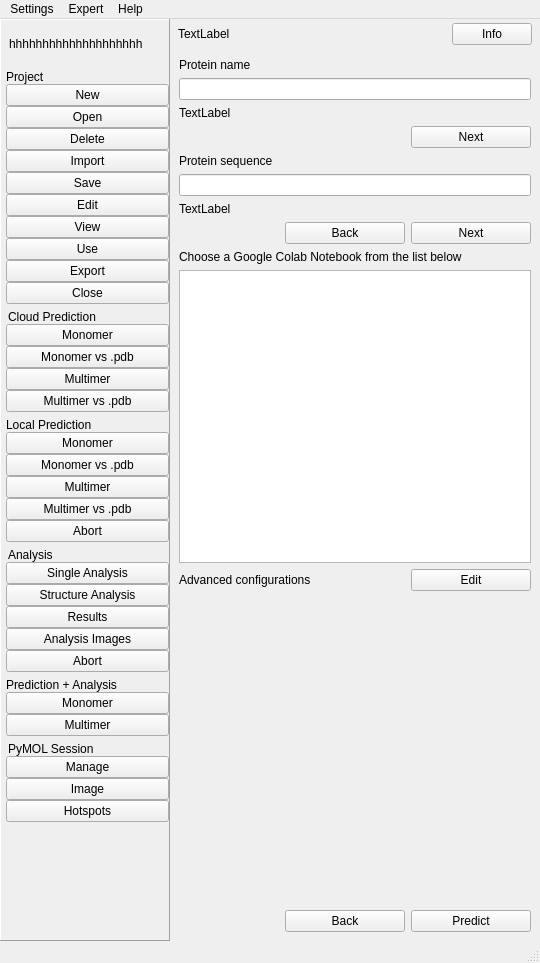
First picture: the form in pyssa/gui/ui/forms/mainWindow_alt.ui, repository urban233/PySSA, before the edit.
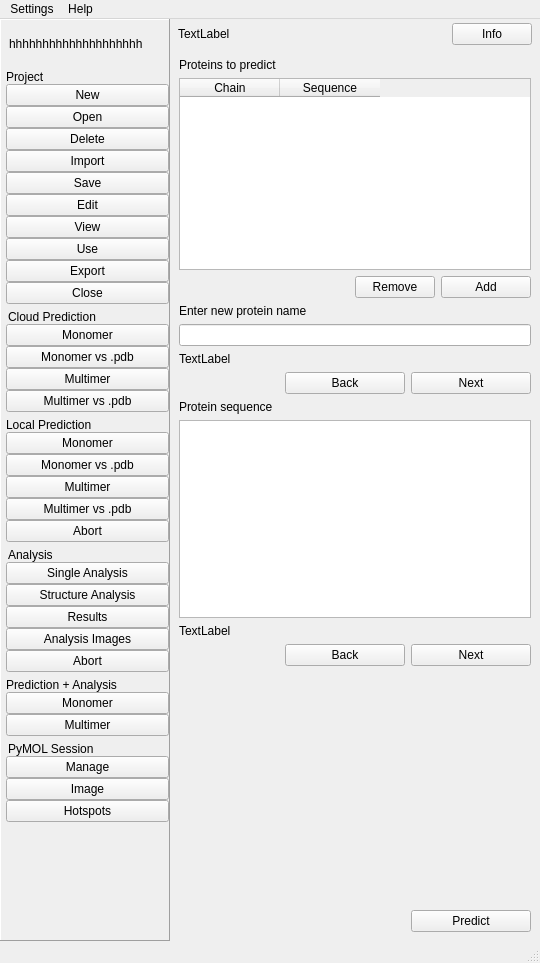
Second picture: the form after the edit. The open tabs and pages were chosen to show the change. Icons and pictures are not drawn.

Commit message: feat: add ESMFold GUI page

Patch:
```diff
--- a/pyssa/gui/ui/forms/mainWindow_alt.ui
+++ b/pyssa/gui/ui/forms/mainWindow_alt.ui
@@ -833,23 +833,102 @@
              </layout>
             </widget>
             <widget class="QWidget" name="prediction_only_page">
-             <layout class="QVBoxLayout" name="verticalLayout_54">
+             <layout class="QVBoxLayout" name="verticalLayout_45">
+              <item>
+               <layout class="QVBoxLayout" name="verticalLayout_142">
+                <item>
+                 <layout class="QVBoxLayout" name="verticalLayout_143">
+                  <item>
+                   <widget class="QLabel" name="lbl_esm_prot_to_predict">
+                    <property name="text">
+                     <string>Proteins to predict</string>
+                    </property>
+                   </widget>
+                  </item>
+                  <item>
+                   <widget class="QTableWidget" name="table_esm_prot_to_predict">
+                    <property name="horizontalScrollBarPolicy">
+                     <enum>Qt::ScrollBarAsNeeded</enum>
+                    </property>
+                    <property name="sizeAdjustPolicy">
+                     <enum>QAbstractScrollArea::AdjustIgnored</enum>
+                    </property>
+                    <property name="sortingEnabled">
+                     <bool>false</bool>
+                    </property>
+                    <column>
+                     <property name="text">
+                      <string>Chain</string>
+                     </property>
+                    </column>
+                    <column>
+                     <property name="text">
+                      <string>Sequence</string>
+                     </property>
+                    </column>
+                   </widget>
+                  </item>
+                 </layout>
+                </item>
+                <item>
+                 <layout class="QHBoxLayout" name="horizontalLayout_100">
+                  <item>
+                   <spacer name="horizontalSpacer_78">
+                    <property name="orientation">
+                     <enum>Qt::Horizontal</enum>
+                    </property>
+                    <property name="sizeHint" stdset="0">
+                     <size>
+                      <width>40</width>
+                      <height>20</height>
+                     </size>
+                    </property>
+                   </spacer>
+                  </item>
+                  <item>
+                   <widget class="QPushButton" name="btn_esm_seq_to_predict_remove">
+                    <property name="text">
+                     <string>Remove</string>
+                    </property>
+                   </widget>
+                  </item>
+                  <item>
+                   <widget class="QPushButton" name="btn_esm_seq_to_predict">
+                    <property name="minimumSize">
+                     <size>
+                      <width>90</width>
+                      <height>0</height>
+                     </size>
+                    </property>
+                    <property name="maximumSize">
+                     <size>
+                      <width>131</width>
+                      <height>16777215</height>
+                     </size>
+                    </property>
+                    <property name="text">
+                     <string>Add</string>
+                    </property>
+                   </widget>
+                  </item>
+                 </layout>
+                </item>
+               </layout>
+              </item>
               <item>
                <layout class="QVBoxLayout" name="verticalLayout_16">
                 <item>
-                 <layout class="QVBoxLayout" name="protein_name_layout">
-                  <item>
-                   <widget class="QLabel" name="lbl_prediction_only_protein_name">
+                 <widget class="QLabel" name="lbl_esm_prot_name">
                     <property name="text">
-                     <string>Protein name</string>
+                   <string>Enter new protein name</string>
                     </property>
                    </widget>
                   </item>
                   <item>
-                   <widget class="QLineEdit" name="txt_prediction_only_protein_name"/>
+                 <widget class="QLineEdit" name="txt_esm_prot_name"/>
                   </item>
                   <item>
-                   <widget class="QLabel" name="lbl_prediction_only_status_protein_name">
+                 <widget class="QLabel" name="lbl_esm_prot_name_status">
                     <property name="text">
                      <string>TextLabel</string>
                     </property>
@@ -858,7 +937,7 @@
                  </layout>
                 </item>
                 <item>
-                 <layout class="QHBoxLayout" name="next_layout_1">
+               <layout class="QHBoxLayout" name="horizontalLayout_7">
                   <item>
                    <spacer name="horizontalSpacer_14">
                     <property name="orientation">
@@ -866,14 +945,33 @@
                     </property>
                     <property name="sizeHint" stdset="0">
                      <size>
-                      <width>40</width>
+                    <width>38</width>
                       <height>20</height>
                      </size>
                     </property>
                    </spacer>
                   </item>
                   <item>
-                   <widget class="QPushButton" name="btn_prediction_only_next">
+                 <widget class="QPushButton" name="btn_esm_back">
+                  <property name="minimumSize">
+                   <size>
+                    <width>120</width>
+                    <height>0</height>
+                   </size>
+                  </property>
+                  <property name="maximumSize">
+                   <size>
+                    <width>120</width>
+                    <height>16777215</height>
+                   </size>
+                  </property>
+                  <property name="text">
+                   <string>Back</string>
+                  </property>
+                 </widget>
+                </item>
+                <item>
+                 <widget class="QPushButton" name="btn_esm_next">
                     <property name="minimumSize">
                      <size>
                       <width>120</width>
@@ -887,10 +985,6 @@
                   </item>
                  </layout>
                 </item>
-               </layout>
-              </item>
-              <item>
-               <layout class="QVBoxLayout" name="verticalLayout_45">
                 <item>
                  <layout class="QVBoxLayout" name="protein_sequence_layout">
                   <item>
@@ -901,7 +995,7 @@
                    </widget>
                   </item>
                   <item>
-                   <widget class="QLineEdit" name="txt_cloud_pred_mono_prot_seq"/>
+                 <widget class="QTextEdit" name="txt_esm_prot_seq"/>
                   </item>
                   <item>
                    <widget class="QLabel" name="lbl_cloud_pred_mono_status_prot_seq">
@@ -962,52 +1056,6 @@
                     </property>
                     <property name="text">
                      <string>Next</string>
-                    </property>
-                   </widget>
-                  </item>
-                 </layout>
-                </item>
-               </layout>
-              </item>
-              <item>
-               <layout class="QVBoxLayout" name="verticalLayout_53">
-                <item>
-                 <widget class="QLabel" name="lbl_prediction_only_choose_notebook">
-                  <property name="text">
-                   <string>Choose a Google Colab Notebook from the list below</string>
-                  </property>
-                 </widget>
-                </item>
-                <item>
-                 <widget class="QListWidget" name="list_new_seq_notebooks"/>
-                </item>
-               </layout>
-              </item>
-              <item>
-               <layout class="QHBoxLayout" name="horizontalLayout_7">
-                <item>
-                 <widget class="QLabel" name="lbl_cloud_pred_mono_advanced_config">
-                  <property name="text">
-                   <string>Advanced configurations</string>
-                  </property>
-                 </widget>
-                </item>
-                <item>
-                 <widget class="QPushButton" name="btn_cloud_pred_mono_advanced_config">
-                  <property name="minimumSize">
-                   <size>
-                    <width>120</width>
-                    <height>0</height>
-                   </size>
-                  </property>
-                  <property name="maximumSize">
-                   <size>
-                    <width>120</width>
-                    <height>16777215</height>
-                   </size>
-                  </property>
-                  <property name="text">
-                   <string>Edit</string>
                   </property>
                  </widget>
                 </item>
@@ -1045,26 +1093,7 @@
                  </spacer>
                 </item>
                 <item>
-                 <widget class="QPushButton" name="btn_prediction_only_back">
-                  <property name="minimumSize">
-                   <size>
-                    <width>120</width>
-                    <height>0</height>
-                   </size>
-                  </property>
-                  <property name="maximumSize">
-                   <size>
-                    <width>120</width>
-                    <height>16777215</height>
-                   </size>
-                  </property>
-                  <property name="text">
-                   <string>Back</string>
-                  </property>
-                 </widget>
-                </item>
-                <item>
-                 <widget class="QPushButton" name="btn_prediction_only_start">
+                 <widget class="QPushButton" name="btn_esm_predict">
                   <property name="minimumSize">
                    <size>
                     <width>120</width>
@@ -6953,14 +6982,6 @@
     <addaction name="separator"/>
     <addaction name="action_file_restore_settings"/>
    </widget>
-   <widget class="QMenu" name="menuWizard">
-    <property name="title">
-     <string>Expert</string>
-    </property>
-    <addaction name="action_file_save_as"/>
-    <addaction name="action_install_from_file"/>
-    <addaction name="action_add_multiple_models"/>
-   </widget>
    <widget class="QMenu" name="menuHelp">
     <property name="title">
      <string>Help</string>
@@ -6970,7 +6991,6 @@
     <addaction name="action_help_about"/>
    </widget>
    <addaction name="menuSettings"/>
-   <addaction name="menuWizard"/>
    <addaction name="menuHelp"/>
   </widget>
   <widget class="QStatusBar" name="statusbar"/>
```
Left out of the diff: 8 changed lines with no effect on the pictures. Lines whose indentation alone changed are shown as unchanged. The commit also changes 3 other files.
